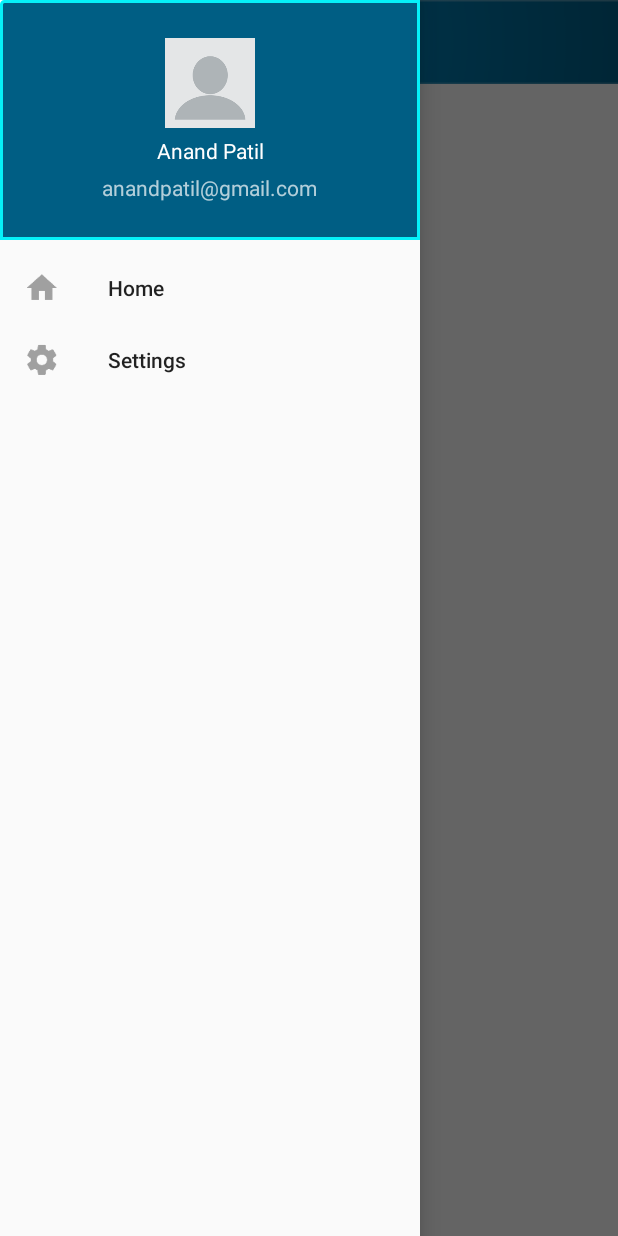
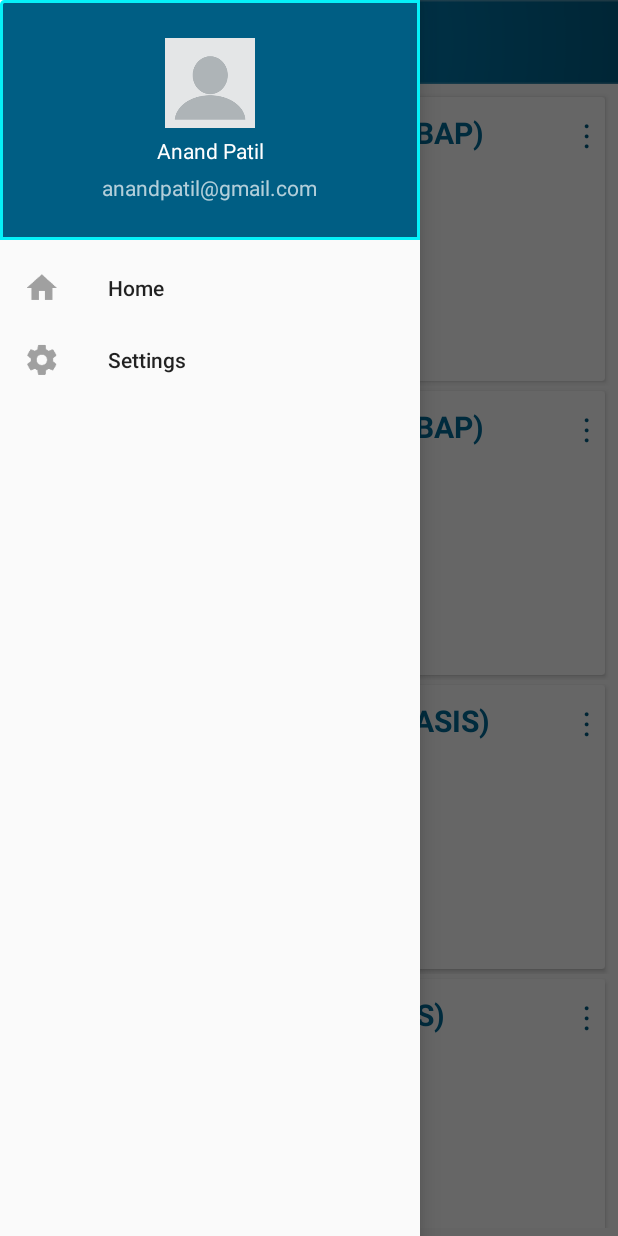
Before and after one commit to Aaryatech/SAP_Recruit, an Android app: the fragment ViewAllPostFragment placed in its activity, with the side drawer open, on a phone screen of 412 x 824 dp. Run offline under Robolectric (Android 15) with nearby library versions, the phone set to English and light mode, and no system bars; our stand-ins replace ButterKnife; Roboto replaces fonts that are not available here.

Commit message:
PopupMenu Added and View All Details completed(with raw data)

```diff
--- a/app/build.gradle
+++ b/app/build.gradle
@@ -25,6 +25,7 @@ dependencies {
         exclude group: 'com.android.support', module: 'support-annotations'
     })
     compile 'com.android.support:appcompat-v7:26.+'
+    compile 'com.android.support:cardview-v7:26.+'
     compile 'com.android.support:design:26.+'
     compile 'com.jakewharton:butterknife:8.5.1'
     compile 'com.jakewharton:butterknife-compiler:8.5.1'
--- a/app/src/main/java/com/ats/sap_recruitment/adpter/ViewPostJobAdapter.java
+++ b/app/src/main/java/com/ats/sap_recruitment/adpter/ViewPostJobAdapter.java
@@ -33,6 +33,7 @@ public class ViewPostJobAdapter extends RecyclerView.Adapter<ViewPostJobAdapter.
 
     @Override
     public MyViewHolder onCreateViewHolder(ViewGroup parent, int viewType) {
+
         View view = LayoutInflater.from(parent.getContext()).inflate(R.layout.card_view_all_post, parent, false);
         MyViewHolder viewHolder = new MyViewHolder(view);
         return viewHolder;
@@ -75,6 +76,7 @@ public class ViewPostJobAdapter extends RecyclerView.Adapter<ViewPostJobAdapter.
                         return false;
                     }
                 });
+                popupMenu.show();
             }
         });
 
@@ -83,7 +85,7 @@ public class ViewPostJobAdapter extends RecyclerView.Adapter<ViewPostJobAdapter.
 
     @Override
     public int getItemCount() {
-        return 0;
+        return dataset.size();
     }
 
     public class MyViewHolder extends RecyclerView.ViewHolder {
--- a/app/src/main/java/com/ats/sap_recruitment/fragment/HomeEmployerFragment.java
+++ b/app/src/main/java/com/ats/sap_recruitment/fragment/HomeEmployerFragment.java
@@ -4,6 +4,7 @@ package com.ats.sap_recruitment.fragment;
 import android.os.Bundle;
 import android.support.v4.app.Fragment;
 import android.support.v4.app.FragmentTransaction;
+import android.util.Log;
 import android.view.LayoutInflater;
 import android.view.View;
 import android.view.ViewGroup;
@@ -23,6 +24,7 @@ public class HomeEmployerFragment extends Fragment {
     LinearLayout llEmprViewPost;
     @BindView(R.id.llEmprMatchProfile)
     LinearLayout llEmprMatchProfile;
+    private static String TAG = "HomeEmployerFragment";
 
     public HomeEmployerFragment() {
 
@@ -42,6 +44,8 @@ public class HomeEmployerFragment extends Fragment {
 
     @OnClick(R.id.llEmprViewPost)
     public void viewPostedJob() {
+
+        Log.e(TAG, "viewPostedJob: method");
         FragmentTransaction ft = getActivity().getSupportFragmentManager().beginTransaction();
         ft.replace(R.id.content_frame, new ViewAllPostFragment());
         ft.addToBackStack("View All Post");
--- a/app/src/main/java/com/ats/sap_recruitment/fragment/ViewAllPostFragment.java
+++ b/app/src/main/java/com/ats/sap_recruitment/fragment/ViewAllPostFragment.java
@@ -6,6 +6,7 @@ import android.support.v4.app.Fragment;
 import android.support.v7.widget.DefaultItemAnimator;
 import android.support.v7.widget.LinearLayoutManager;
 import android.support.v7.widget.RecyclerView;
+import android.util.Log;
 import android.view.LayoutInflater;
 import android.view.View;
 import android.view.ViewGroup;
@@ -26,6 +27,7 @@ public class ViewAllPostFragment extends Fragment {
     private RecyclerView.LayoutManager layoutManager;
     private static RecyclerView.Adapter adapter;
     private static ArrayList<JobPost> data = new ArrayList<>();
+    private static String TAG = "ViewAllPostFragment";
 
     public ViewAllPostFragment() {
 
@@ -39,11 +41,16 @@ public class ViewAllPostFragment extends Fragment {
         View v = inflater.inflate(R.layout.fragment_view_all_post, container, false);
         ButterKnife.bind(this, v);
 
-        data.add(new JobPost(111, "Pune", "Experience SAP Developer(ABAP)", "2-3 Year", "Full Time"));
-        data.add(new JobPost(112, "Mumbai", "Experience SAP Developer(ABAP)", "1-3 Year", "Full Time"));
-        data.add(new JobPost(113, "Banglore", "Experience SAP Developer(BASIS)", "1-2 Year", "Part Time"));
-        data.add(new JobPost(114, "Mumbai", "Experience SAP Developer(OS)", "2-3 Year", "Full Time"));
-        data.add(new JobPost(115, "Mumbai", "Experience SAP Developer(BASIS)", "2-3 Year", "Full Time"));
+        data.clear();
+        data.add(new JobPost(111, "Pune", "Experience SAP Developer(ABAP)", "1-2 Year", "Full Time"));
+        data.add(new JobPost(110, "Mumbai", "Experience SAP Developer(ABAP)", "1-3 Year", "Full Time"));
+        data.add(new JobPost(109, "Banglore", "Experience SAP Developer(BASIS)", "1-2 Year", "Part Time"));
+        data.add(new JobPost(108, "Mumbai", "Experience SAP Developer(OS)", "2-3 Year", "Full Time"));
+        data.add(new JobPost(107, "Mumbai", "Experience SAP Developer(BASIS)", "2-3 Year", "Full Time"));
+        data.add(new JobPost(106, "Pune", "Experience SAP Developer(OS)", "2-3 Year", "Full Time"));
+        data.add(new JobPost(105, "Pune", "Experience SAP Developer(ABAP)", "1-3 Year", "Part Time"));
+
+        Log.e(TAG, "onCreateView: " + data);
 
         adapter = new ViewPostJobAdapter(data, getContext());
         rc_view_list_post.setAdapter(adapter);
--- a/app/src/main/res/layout/card_view_all_post.xml
+++ b/app/src/main/res/layout/card_view_all_post.xml
@@ -1,52 +1,50 @@
 <?xml version="1.0" encoding="utf-8"?>
 <LinearLayout xmlns:android="http://schemas.android.com/apk/res/android"
     android:layout_width="match_parent"
-    android:layout_height="match_parent"
+    android:layout_height="wrap_content"
     android:orientation="vertical">
 
     <LinearLayout
         android:layout_width="match_parent"
-        android:layout_height="match_parent"
+        android:layout_height="wrap_content"
         android:orientation="vertical">
 
         <android.support.v7.widget.CardView
             android:layout_width="match_parent"
-            android:layout_height="match_parent"
-            android:layout_margin="5dp"
-            android:padding="4dp">
+            android:layout_height="wrap_content"
+            android:layout_margin="3dp">
 
             <LinearLayout
                 android:layout_width="match_parent"
                 android:layout_height="match_parent"
                 android:orientation="vertical">
 
-                <LinearLayout
+                <RelativeLayout
                     android:layout_width="match_parent"
                     android:layout_height="wrap_content"
-                    android:orientation="horizontal">
+                    android:padding="10dp">
 
                     <TextView
                         android:id="@+id/tvViewAllJobTitle"
-                        android:layout_width="match_parent"
+                        android:layout_width="wrap_content"
                         android:layout_height="wrap_content"
                         android:text="Experienc SAP developer"
-                        android:layout_weight="1"
                         android:textColor="@color/color_bg_confirm"
                         android:textSize="20sp"
                         android:textStyle="bold" />
 
                     <TextView
                         android:id="@+id/text_card_option"
-                        android:layout_width="match_parent"
+                        android:layout_width="wrap_content"
                         android:layout_height="wrap_content"
                         android:layout_alignParentRight="true"
                         android:layout_alignParentTop="true"
+                        android:layout_weight="12"
                         android:paddingLeft="16dp"
                         android:text="&#8942;"
-                        android:textColor="@color/colorPrimary"
-                        android:layout_weight="12"
-                        android:textAppearance="?android:textAppearanceLarge" />
-                </LinearLayout>
+                        android:textAppearance="?android:textAppearanceLarge"
+                        android:textColor="@color/colorPrimary" />
+                </RelativeLayout>
 
                 <TextView
                     android:id="@+id/tvViewAllJobId"
--- a/app/src/main/res/layout/fragment_view_all_post.xml
+++ b/app/src/main/res/layout/fragment_view_all_post.xml
@@ -13,8 +13,7 @@
             android:id="@+id/rc_view_list_post"
             android:layout_width="match_parent"
             android:layout_height="match_parent"
-            android:layout_margin="8dp" />
-
+            android:layout_margin="5dp" />
     </LinearLayout>
 
 </FrameLayout>
```
Also changed, not shown: app/src/main/res/layout/fragment_home_employer.xml (+4 -3 lines).
